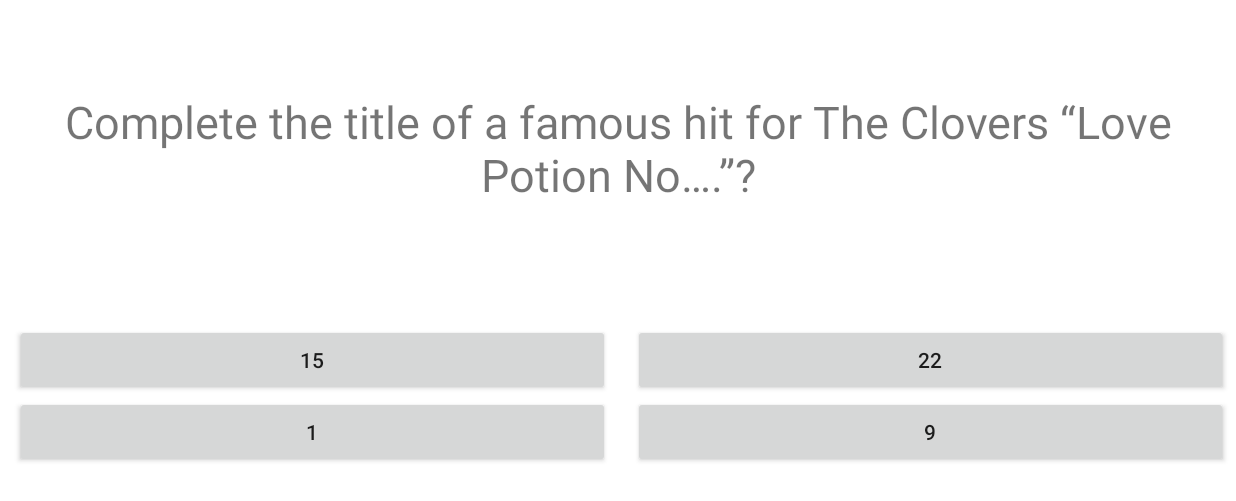
After one commit to FI-Aquacrest/FullStack-Quiz, an Android app: the GameActivity screen opened directly, with no data from a screen before it, on a phone screen of 824 x 412 dp (held sideways). The commit adds this screen. Shown: the top 501 px of the screen. Run offline under Robolectric (Android 15) with nearby library versions, the phone set to English and light mode, and no system bars.

Commit message:
Implement question object and basic question functionality

```diff
--- a/app/src/main/AndroidManifest.xml
+++ b/app/src/main/AndroidManifest.xml
@@ -1,5 +1,6 @@
 <?xml version="1.0" encoding="utf-8"?>
 <manifest xmlns:android="http://schemas.android.com/apk/res/android"
+    xmlns:tools="http://schemas.android.com/tools"
     package="fi.tuni.fullstack_quiz">
 
     <application
@@ -16,6 +17,10 @@
                 <category android:name="android.intent.category.LAUNCHER" />
             </intent-filter>
         </activity>
+        <activity android:screenOrientation="landscape"
+            android:configChanges="orientation|keyboardHidden"
+            android:name=".GameActivity"
+            tools:ignore="LockedOrientationActivity" />
     </application>
 
 </manifest>
--- /dev/null
+++ b/app/src/main/java/fi/tuni/fullstack_quiz/GameActivity.java
@@ -0,0 +1,92 @@
+package fi.tuni.fullstack_quiz;
+
+import android.app.Activity;
+import android.os.Bundle;
+import android.util.Log;
+import android.view.View;
+import android.widget.Button;
+import android.widget.TextView;
+
+public class GameActivity extends Activity {
+    Question[] questions;
+    Question currentQuestion;
+
+    @Override
+    protected void onCreate(Bundle savedInstanceState) {
+        super.onCreate(savedInstanceState);
+        setContentView(R.layout.activity_game);
+
+        questions = new Question[]{
+                new Question("Which British boxer is nicknamed ‘King Khan’?",
+                        new String[]{"Amir Khan", "John Doe", "Mary Jones", "Jacl Sparrow"}, 0),
+                new Question("Complete the title of a famous hit for The Clovers “Love Potion No….”?",
+                        new String[]{"15", "22", "1", "9"}, 3)
+        };
+
+        askQuestion();
+    }
+
+    public void askQuestion() {
+        int random = (int) (Math.random() * questions.length);
+        currentQuestion = questions[random];
+
+        TextView questionView = findViewById(R.id.question_box);
+        questionView.setText(currentQuestion.getQuestion());
+
+        String[] answers = currentQuestion.getAnswers();
+
+        Button answer1 = findViewById(R.id.answer1);
+        answer1.setText(answers[0]);
+
+        Button answer2 = findViewById(R.id.answer2);
+        answer2.setText(answers[1]);
+
+        Button answer3 = findViewById(R.id.answer3);
+        answer3.setText(answers[2]);
+
+        Button answer4 = findViewById(R.id.answer4);
+        answer4.setText(answers[3]);
+    }
+
+    public void answerQuestion(View v) {
+        boolean correct = false;
+
+        switch (v.getId()) {
+            case R.id.answer1:
+                if (currentQuestion.isCorrect(0)) {
+                    correctAnswer();
+                    correct = true;
+                } break;
+
+            case R.id.answer2:
+                if (currentQuestion.isCorrect(1)) {
+                    correctAnswer();
+                    correct = true;
+                } break;
+
+            case R.id.answer3:
+                if (currentQuestion.isCorrect(2)) {
+                    correctAnswer();
+                    correct = true;
+                } break;
+
+            case R.id.answer4:
+                if (currentQuestion.isCorrect(3)) {
+                    correctAnswer();
+                    correct = true;
+                } break;
+        }
+
+        if (!correct) {
+            wrongAnswer();
+        }
+    }
+
+    public void correctAnswer() {
+        Log.d("QuestionAnswered", "Correct answer");
+    }
+
+    public void wrongAnswer() {
+        Log.d("QuestionAnswered", "Wrong answer");
+    }
+}
--- /dev/null
+++ b/app/src/main/java/fi/tuni/fullstack_quiz/Question.java
@@ -0,0 +1,26 @@
+package fi.tuni.fullstack_quiz;
+
+public class Question {
+    //private int id;
+    private String question;
+    private String[] answers;
+    private int correctIndex;
+
+    public Question(String question, String[] answers, int correctIndex) {
+        this.question = question;
+        this.answers = answers;
+        this.correctIndex = correctIndex;
+    }
+
+    public String getQuestion() {
+        return question;
+    }
+
+    public String[] getAnswers() {
+        return answers;
+    }
+
+    public boolean isCorrect(int answerIndex) {
+        return answerIndex == correctIndex;
+    }
+}
--- a/app/src/main/java/fi/tuni/fullstack_quiz/TitleScreenActivity.java
+++ b/app/src/main/java/fi/tuni/fullstack_quiz/TitleScreenActivity.java
@@ -1,6 +1,7 @@
 package fi.tuni.fullstack_quiz;
 
 import android.app.Activity;
+import android.content.Intent;
 import android.os.Bundle;
 import android.view.View;
 
@@ -13,7 +14,7 @@
     }
 
     public void startGame(View v) {
-
+        startActivity(new Intent(this, GameActivity.class));
     }
 
     public void submitQuestion(View v) {
--- /dev/null
+++ b/app/src/main/res/layout/activity_game.xml
@@ -0,0 +1,103 @@
+<?xml version="1.0" encoding="utf-8"?>
+<androidx.constraintlayout.widget.ConstraintLayout xmlns:android="http://schemas.android.com/apk/res/android"
+    xmlns:tools="http://schemas.android.com/tools"
+    android:layout_width="match_parent"
+    android:layout_height="match_parent"
+    xmlns:app="http://schemas.android.com/apk/res-auto"
+    tools:context=".GameActivity">
+
+    <TextView
+        android:id="@+id/question_box"
+        android:layout_width="wrap_content"
+        android:layout_height="wrap_content"
+        app:layout_constraintTop_toTopOf="parent"
+        app:layout_constraintLeft_toLeftOf="parent"
+        app:layout_constraintRight_toRightOf="parent"
+        app:layout_constraintBottom_toTopOf="@+id/center_line"
+        android:textAlignment="center"
+        android:text="Example Question"
+        android:textSize="30sp"
+        android:gravity="center_horizontal" />
+
+    <TextView
+        android:id="@+id/center_line"
+        android:layout_width="match_parent"
+        android:layout_height="wrap_content"
+        app:layout_constraintTop_toTopOf="parent"
+        app:layout_constraintBottom_toBottomOf="parent" />
+
+
+    <androidx.constraintlayout.widget.ConstraintLayout
+        android:layout_width="match_parent"
+        android:layout_height="wrap_content"
+        app:layout_constraintLeft_toLeftOf="parent"
+        app:layout_constraintRight_toRightOf="parent"
+        app:layout_constraintTop_toBottomOf="@+id/center_line">
+
+        <Button
+            android:id="@+id/answer1"
+            android:layout_width="0dp"
+            android:layout_height="wrap_content"
+            android:layout_marginStart="10dp"
+            android:layout_marginLeft="10dp"
+            android:layout_marginEnd="5dp"
+            android:layout_marginRight="5dp"
+            android:textAllCaps="false"
+            android:onClick="answerQuestion"
+            android:text="Answer 1"
+            app:layout_constraintEnd_toStartOf="@+id/answer2"
+            app:layout_constraintHorizontal_bias="0.5"
+            app:layout_constraintStart_toStartOf="parent"
+            app:layout_constraintTop_toTopOf="parent" />
+
+        <Button
+            android:id="@+id/answer2"
+            android:layout_width="0dp"
+            android:layout_height="wrap_content"
+            android:layout_marginStart="10dp"
+            android:layout_marginLeft="10dp"
+            android:layout_marginEnd="5dp"
+            android:layout_marginRight="5dp"
+            android:textAllCaps="false"
+            android:onClick="answerQuestion"
+            android:text="Answer 2"
+            app:layout_constraintEnd_toEndOf="parent"
+            app:layout_constraintHorizontal_bias="0.5"
+            app:layout_constraintStart_toEndOf="@+id/answer1"
+            app:layout_constraintTop_toTopOf="parent" />
+
+        <Button
+            android:id="@+id/answer3"
+            android:layout_width="0dp"
+            android:layout_height="wrap_content"
+            android:layout_marginStart="10dp"
+            android:layout_marginLeft="10dp"
+            android:layout_marginEnd="5dp"
+            android:layout_marginRight="5dp"
+            android:textAllCaps="false"
+            android:onClick="answerQuestion"
+            android:text="Answer 3"
+            app:layout_constraintEnd_toStartOf="@+id/answer4"
+            app:layout_constraintHorizontal_bias="0.5"
+            app:layout_constraintStart_toStartOf="parent"
+            app:layout_constraintTop_toBottomOf="@id/answer1" />
+
+        <Button
+            android:id="@+id/answer4"
+            android:layout_width="0dp"
+            android:layout_height="wrap_content"
+            android:layout_marginStart="10dp"
+            android:layout_marginLeft="10dp"
+            android:layout_marginEnd="5dp"
+            android:layout_marginRight="5dp"
+            android:textAllCaps="false"
+            android:onClick="answerQuestion"
+            android:text="Answer 4"
+            app:layout_constraintEnd_toEndOf="parent"
+            app:layout_constraintHorizontal_bias="0.5"
+            app:layout_constraintStart_toEndOf="@+id/answer3"
+            app:layout_constraintTop_toBottomOf="@id/answer2" />
+
+    </androidx.constraintlayout.widget.ConstraintLayout>
+
+</androidx.constraintlayout.widget.ConstraintLayout>
```
